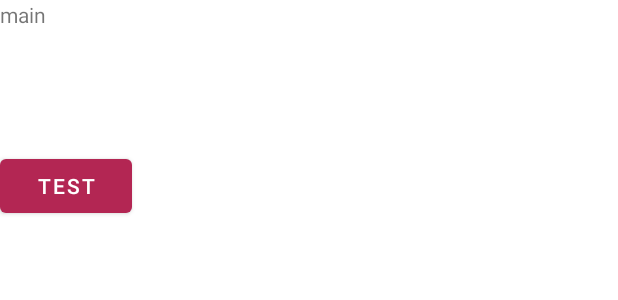
After one commit to JorimJoram/TwinsAndroid, an Android app built with Jetpack Compose: the layout fragment_main.xml on its own in the app's theme, with its tools: preview values and no code run, on a phone screen of 412 x 824 dp. The commit adds this screen. Shown: the top 300 px of the screen. Run offline under Robolectric (Android 15) with nearby library versions, the phone set to English and light mode, and no system bars; network calls fail.

Commit message:
feat: nav bar - add nav bar - profile test result that maxium ram usage is 80MB - need to gallery for users

```diff
--- a/app/build.gradle.kts
+++ b/app/build.gradle.kts
@@ -63,6 +63,7 @@ dependencies {
     implementation("com.squareup.okhttp3:logging-interceptor:4.3.1")
 
     implementation("com.airbnb.android:lottie:3.5.0")
+
     implementation("androidx.lifecycle:lifecycle-runtime-ktx:2.6.2")
     implementation("androidx.activity:activity-compose:1.7.0")
     implementation(platform("androidx.compose:compose-bom:2023.08.00"))
--- a/app/src/main/AndroidManifest.xml
+++ b/app/src/main/AndroidManifest.xml
@@ -16,6 +16,9 @@
         android:theme="@style/Theme.TwinsAndroid"
         tools:targetApi="31">
         <activity
+            android:name=".activity.MainActivity"
+            android:exported="false" />
+        <activity
             android:name=".activity.AccountActivity"
             android:exported="false"
             android:label="@string/title_activity_account"
--- a/app/src/main/java/twins/fan/twinsandroid/activity/AccountActivity.kt
+++ b/app/src/main/java/twins/fan/twinsandroid/activity/AccountActivity.kt
@@ -47,6 +47,5 @@ class AccountActivity : AppCompatActivity() {
             val dialog = builder.create()
             dialog.show()
         }
-
     }
 }
--- a/app/src/main/java/twins/fan/twinsandroid/activity/LoginActivity.kt
+++ b/app/src/main/java/twins/fan/twinsandroid/activity/LoginActivity.kt
@@ -88,7 +88,9 @@ class LoginActivity : AppCompatActivity() {
             authInstance.authorities = body["authorities"] as List<String>?
             authInstance.jSessionId = cookieHeader?.split("=")?.get(1)
 
-            Toast.makeText(this.applicationContext, "LoginSuccess\n$authInstance", Toast.LENGTH_LONG).show()
+            val it = Intent(this, MainActivity::class.java)
+            startActivity(it)
+            finish()
         }
     }
 }
--- /dev/null
+++ b/app/src/main/res/drawable/baseline_article_24.xml
@@ -0,0 +1,5 @@
+<vector android:autoMirrored="true" android:height="30dp"
+    android:tint="#B32653" android:viewportHeight="24"
+    android:viewportWidth="24" android:width="30dp" xmlns:android="http://schemas.android.com/apk/res/android">
+    <path android:fillColor="@android:color/white" android:pathData="M19,3L5,3c-1.1,0 -2,0.9 -2,2v14c0,1.1 0.9,2 2,2h14c1.1,0 2,-0.9 2,-2L21,5c0,-1.1 -0.9,-2 -2,-2zM14,17L7,17v-2h7v2zM17,13L7,13v-2h10v2zM17,9L7,9L7,7h10v2z"/>
+</vector>
--- /dev/null
+++ b/app/src/main/res/drawable/baseline_assignment_ind_24.xml
@@ -0,0 +1,5 @@
+<vector android:height="30dp" android:tint="#B32653"
+    android:viewportHeight="24" android:viewportWidth="24"
+    android:width="30dp" xmlns:android="http://schemas.android.com/apk/res/android">
+    <path android:fillColor="@android:color/white" android:pathData="M19,3h-4.18C14.4,1.84 13.3,1 12,1c-1.3,0 -2.4,0.84 -2.82,2L5,3c-1.1,0 -2,0.9 -2,2v14c0,1.1 0.9,2 2,2h14c1.1,0 2,-0.9 2,-2L21,5c0,-1.1 -0.9,-2 -2,-2zM12,3c0.55,0 1,0.45 1,1s-0.45,1 -1,1 -1,-0.45 -1,-1 0.45,-1 1,-1zM12,7c1.66,0 3,1.34 3,3s-1.34,3 -3,3 -3,-1.34 -3,-3 1.34,-3 3,-3zM18,19L6,19v-1.4c0,-2 4,-3.1 6,-3.1s6,1.1 6,3.1L18,19z"/>
+</vector>
--- /dev/null
+++ b/app/src/main/res/layout/fragment_main.xml
@@ -0,0 +1,41 @@
+<?xml version="1.0" encoding="utf-8"?>
+<layout xmlns:android="http://schemas.android.com/apk/res/android"
+    xmlns:app="http://schemas.android.com/apk/res-auto"
+    xmlns:tools="http://schemas.android.com/tools">
+
+    <data>
+
+    </data>
+
+    <FrameLayout
+        android:layout_width="match_parent"
+        android:layout_height="match_parent"
+        tools:context=".fragment.main.MainFragment">
+
+        <!-- TODO: Update blank fragment layout -->
+        <androidx.constraintlayout.widget.ConstraintLayout
+            android:layout_width="match_parent"
+            android:layout_height="match_parent">
+
+            <TextView
+                android:id="@+id/test_text"
+                android:layout_width="match_parent"
+                android:layout_height="match_parent"
+                android:text="main"
+                app:layout_constraintStart_toStartOf="parent"
+                app:layout_constraintTop_toTopOf="parent" />
+
+            <Button
+                android:id="@+id/test_button"
+                android:layout_width="wrap_content"
+                android:layout_height="wrap_content"
+                android:layout_marginTop="100dp"
+                android:text="test"
+                app:layout_constraintStart_toStartOf="parent"
+                app:layout_constraintTop_toTopOf="@id/test_text" />
+
+
+        </androidx.constraintlayout.widget.ConstraintLayout>
+
+    </FrameLayout>
+</layout>
```
Also changed, not shown: app/src/main/java/twins/fan/twinsandroid/activity/MainActivity.kt (added, +56 -0 lines), app/src/main/java/twins/fan/twinsandroid/fragment/main/MainFragment.kt (added, +79 -0 lines), app/src/main/java/twins/fan/twinsandroid/fragment/main/MyAccountFragment.kt (added, +51 -0 lines), app/src/main/java/twins/fan/twinsandroid/fragment/main/TestFragment.kt (added, +60 -0 lines), app/src/main/res/drawable/baseline_attribution_24.xml (added, +7 -0 lines), app/src/main/res/layout/activity_main.xml (added, +31 -0 lines), app/src/main/res/layout/fragment_my_account.xml (added, +27 -0 lines), app/src/main/res/layout/fragment_test.xml (added, +14 -0 lines), app/src/main/res/menu/bottom_navi_menu.xml (added, +16 -0 lines).
